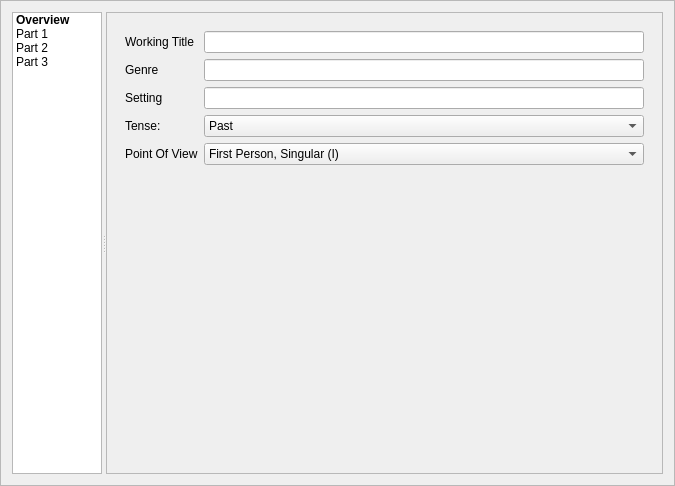
src-r-r/plotline, file src/app/novelframe.ui: the form before one commit.
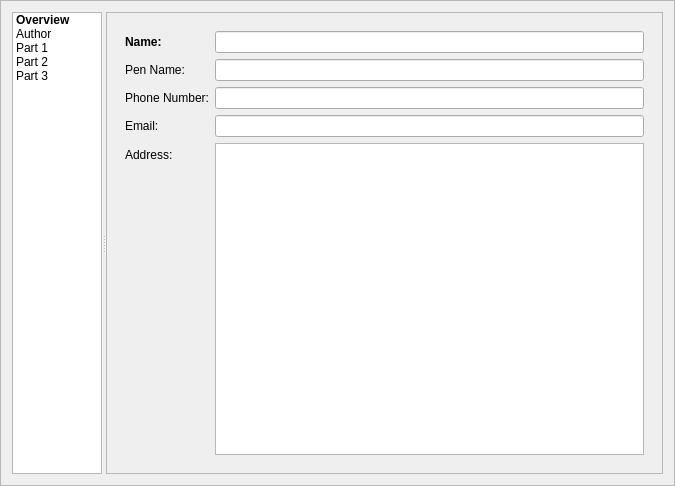
The form after the commit.

Diff of the .ui file:
```diff
--- a/src/app/novelframe.ui
+++ b/src/app/novelframe.ui
@@ -55,6 +55,11 @@
         </font>
        </property>
       </item>
+      <item>
+       <property name="text">
+        <string>Author</string>
+       </property>
+      </item>
       <item>
        <property name="text">
         <string>Part 1</string>
@@ -100,7 +105,7 @@
            <number>0</number>
           </property>
           <property name="currentIndex">
-           <number>0</number>
+           <number>1</number>
           </property>
           <widget class="QWidget" name="page_overview">
            <layout class="QVBoxLayout" name="verticalLayout_4">
@@ -226,6 +231,70 @@
             </item>
            </layout>
           </widget>
+          <widget class="QWidget" name="page_author">
+           <layout class="QVBoxLayout" name="verticalLayout_2">
+            <item>
+             <layout class="QFormLayout" name="formLayout_2">
+              <item row="0" column="0">
+               <widget class="QLabel" name="label">
+                <property name="font">
+                 <font>
+                  <weight>75</weight>
+                  <bold>true</bold>
+                 </font>
+                </property>
+                <property name="text">
+                 <string>Name:</string>
+                </property>
+               </widget>
+              </item>
+              <item row="0" column="1">
+               <widget class="QLineEdit" name="authorName"/>
+              </item>
+              <item row="1" column="0">
+               <widget class="QLabel" name="label_2">
+                <property name="text">
+                 <string>Pen Name:</string>
+                </property>
+               </widget>
+              </item>
+              <item row="1" column="1">
+               <widget class="QLineEdit" name="authorPenName"/>
+              </item>
+              <item row="2" column="0">
+               <widget class="QLabel" name="label_3">
+                <property name="text">
+                 <string>Phone Number:</string>
+                </property>
+               </widget>
+              </item>
+              <item row="2" column="1">
+               <widget class="QLineEdit" name="authorPhone"/>
+              </item>
+              <item row="3" column="0">
+               <widget class="QLabel" name="label_4">
+                <property name="text">
+                 <string>Email:</string>
+                </property>
+               </widget>
+              </item>
+              <item row="3" column="1">
+               <widget class="QLineEdit" name="authorEmail"/>
+              </item>
+              <item row="4" column="0">
+               <widget class="QLabel" name="label_5">
+                <property name="text">
+                 <string>Address:</string>
+                </property>
+               </widget>
+              </item>
+              <item row="4" column="1">
+               <widget class="QPlainTextEdit" name="authorAddress"/>
+              </item>
+             </layout>
+            </item>
+           </layout>
+          </widget>
           <widget class="QWidget" name="page_part_1"/>
          </widget>
         </item>
```
